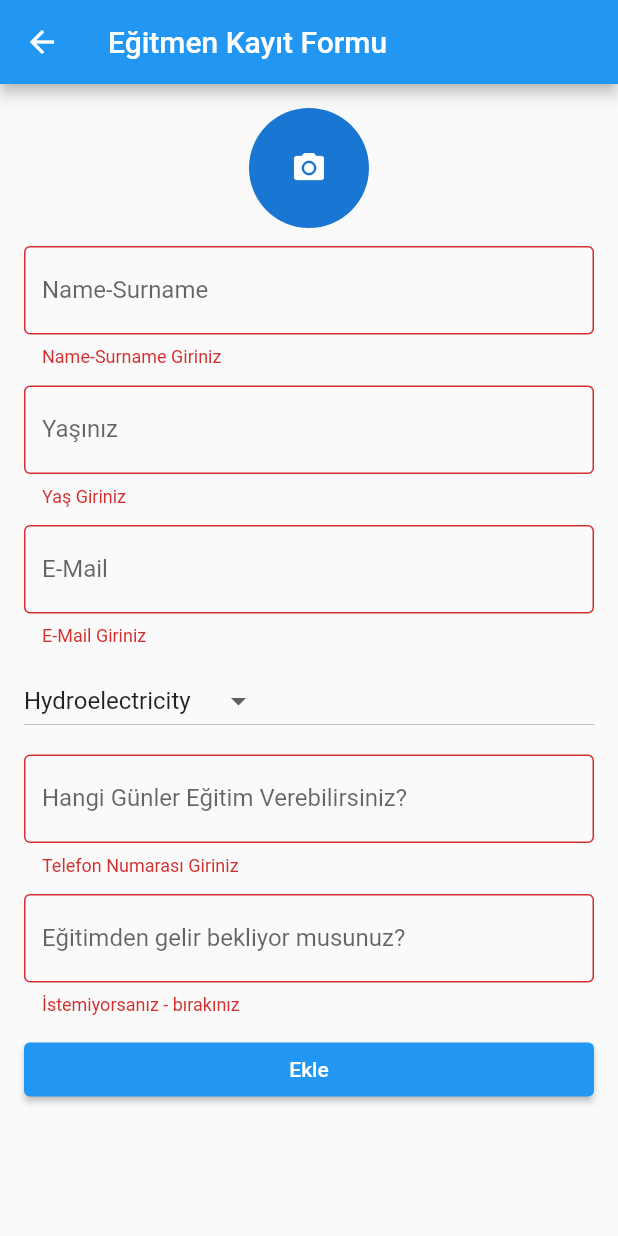
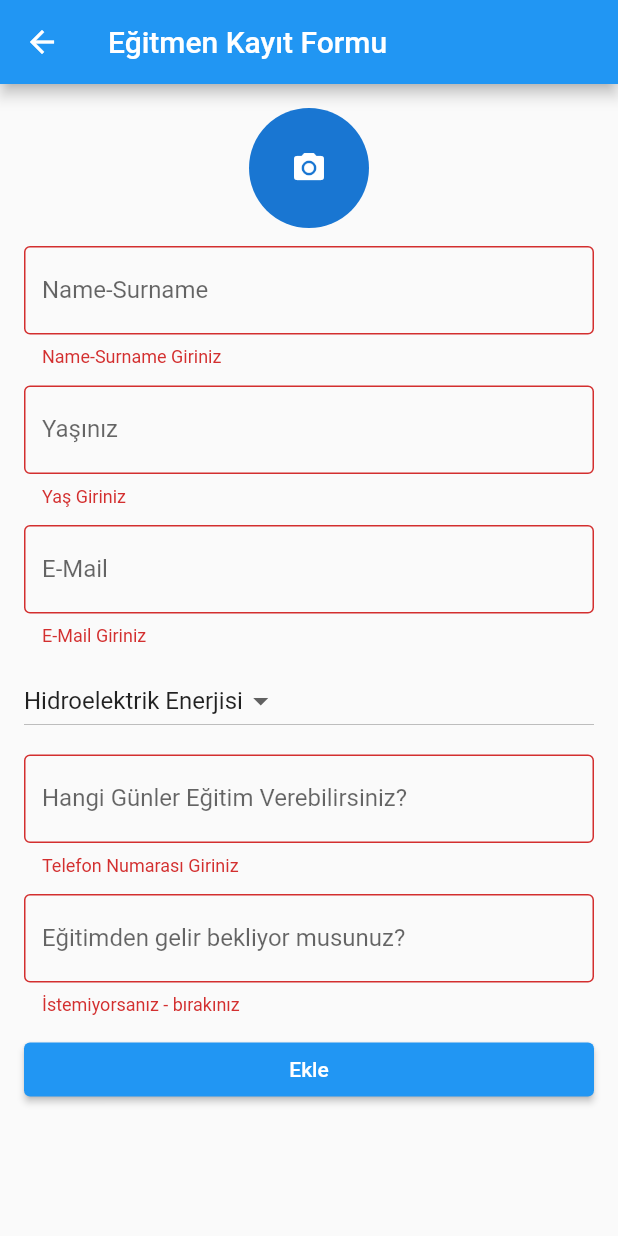
Before and after one commit to ckaraman/better_future, a Flutter app: the EducatorAdd screen opened directly, after a tap on "Ekle", on a phone screen of 412 x 824 dp. Run offline on Flutter 3.47's test engine with Material 2 defaults, Android fonts, the phone set to English and light mode, and no system bars; our stand-ins replace carousel_slider, chewie, cloud_firestore, dotted_border, file_picker, firebase_auth and 4 more; accounts and stored records are empty; network calls fail.

Commit message:
Final cut

```diff
--- a/lib/models/energy_models.dart
+++ b/lib/models/energy_models.dart
@@ -6,10 +6,10 @@ class Energys {
 
   static List<Energys> getCompanies() {
     return <Energys>[
-      Energys(1, 'Hydroelectricity'),
-      Energys(2, 'Wind power '),
-      Energys(3, 'Solar energy '),
-      Energys(4, 'Geothermal power'),
+      Energys(1, 'Hidroelektrik Enerjisi'),
+      Energys(2, 'Rüzgar Enerjisi '),
+      Energys(3, 'Güneş Enerjisi'),
+      Energys(4, 'Jeotermal Enerji'),
     ];
   }
 }
--- a/lib/pages/educations_page.dart
+++ b/lib/pages/educations_page.dart
@@ -49,7 +49,7 @@ class _EducationsPageState extends State<EducationsPage> {
         child: Stack(
           fit: StackFit.expand,
           children: [
-            Image.network(_pages[_current]['image'], fit: BoxFit.fill),
+            //Image.network(_pages[_current]['image'], fit: BoxFit.fill),
             Positioned(
               top: 0,
               left: 0,
--- a/lib/pages/forms/education_register_form.dart
+++ b/lib/pages/forms/education_register_form.dart
@@ -60,12 +60,11 @@ class _EducationRegisterFormState extends State<EducationRegisterForm> {
             return null;
           }
         },
-        // onSaved: (value) => setState(() => contents = value!),
       );
 
   Widget buildSubmit() => Builder(
         builder: (context) => ElevatedButton(
-          child: const Text('Eğitimi Rezerve Et'),
+          child: const Text('Eğitime Kayıt Ol'),
           onPressed: () {
             final isValid = formKey.currentState!.validate();
             // FocusScope.of(context).unfocus();
--- a/lib/pages/forms/educator_add_form.dart
+++ b/lib/pages/forms/educator_add_form.dart
@@ -55,13 +55,11 @@ class _EducatorAddState extends State<EducatorAdd> {
       ),
       body: Form(
         key: formKey,
-        //autovalidateMode: AutovalidateMode.onUserInteraction,
         child: ListView(
           padding: const EdgeInsets.all(16),
           children: [
             buildAddPhoto(),
             SizedBox(height: sizedBoxHeight),
-
             buildsd("Name-Surname", "Name-Surname Giriniz"),
             SizedBox(height: sizedBoxHeight),
             buildsd("Yaşınız", "Yaş Giriniz"),
@@ -75,12 +73,8 @@ class _EducatorAddState extends State<EducatorAdd> {
             SizedBox(height: sizedBoxHeight),
             buildsd("Eğitimden gelir bekliyor musunuz?",
                 "İstemiyorsanız - bırakınız"),
-
             SizedBox(height: sizedBoxHeight),
             buildSubmit(),
-            // buildPassword(),
-            // const SizedBox(height: 32),
-            // buildAddImage(),
           ],
         ),
       ),
@@ -93,18 +87,12 @@ class _EducatorAddState extends State<EducatorAdd> {
           border: const OutlineInputBorder(),
         ),
         validator: (value) {
-          // final pattern = r'(^[a-zA-Z0-9_.+-]+@[a-zA-Z0-9-]+\.[a-zA-Z0-9-.]+$)';
-          //final regExp = RegExp(pattern);
-
           if (value!.isEmpty) {
             return errorMessage;
-          } //else if (!regExp.hasMatch(value)) {
-          // return 'Enter a valid email';}
-          else {
+          } else {
             return null;
           }
         },
-        // onSaved: (value) => setState(() => contents = value!),
       );
 
   Widget buildAddImage() => ElevatedButton(
@@ -143,14 +131,11 @@ class _EducatorAddState extends State<EducatorAdd> {
           child: const Text('Ekle'),
           onPressed: () {
             final isValid = formKey.currentState!.validate();
-            // FocusScope.of(context).unfocus();
 
             if (isValid) {
               formKey.currentState?.save();
 
-              const message =
-                  //   'Username: $projectName\nPassword: $projectIn\nEmail: $konu';
-                  "Eklendi";
+              const message = "Eklendi";
               const snackBar = SnackBar(
                 content: Text(
                   message,
--- a/lib/pages/project_list_page.dart
+++ b/lib/pages/project_list_page.dart
@@ -57,7 +57,10 @@ class _ProjectListPageState extends State<ProjectListPage> {
                             const SizedBox(
                               height: 15,
                             ),
-                            Text(docRef['projectName']),
+                            Padding(
+                              padding: const EdgeInsets.all(8.0),
+                              child: Text(docRef['projectName']),
+                            ),
                           ],
                         ),
                       ),
```
Also changed, not shown: lib/pages/main_page.dart (+7 -6 lines), lib/pages/registration_page.dart (+5 -5 lines).
